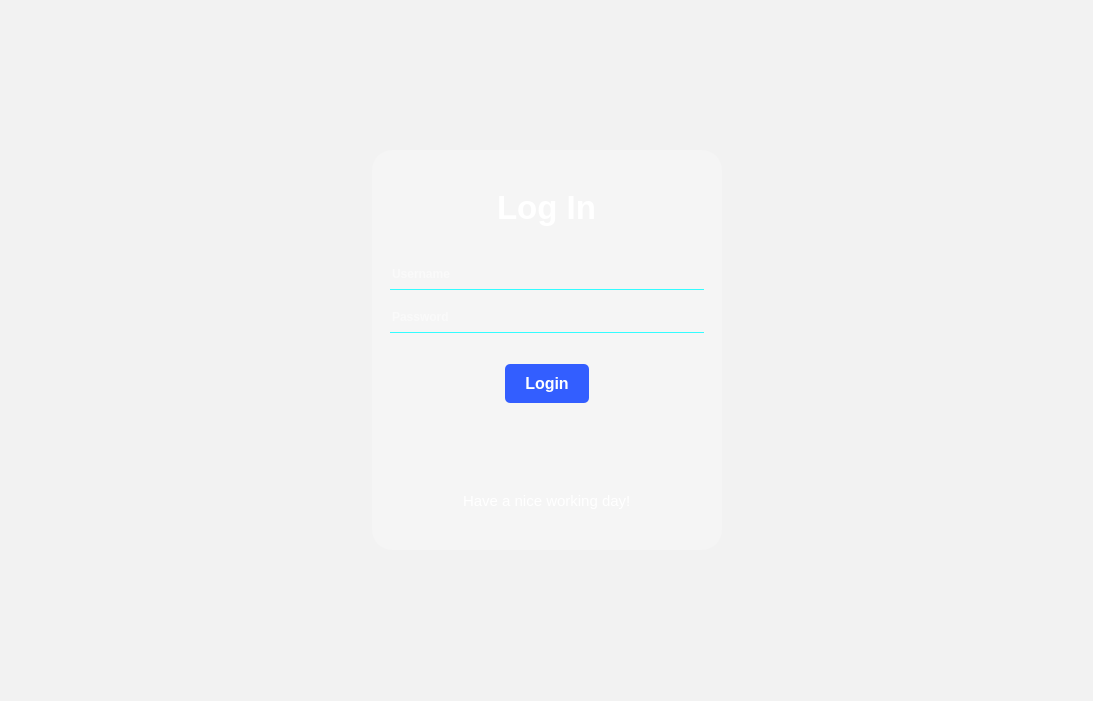
Above: ui/login.ui from AgentMajin/taskify before the change. Below: the same form after it.
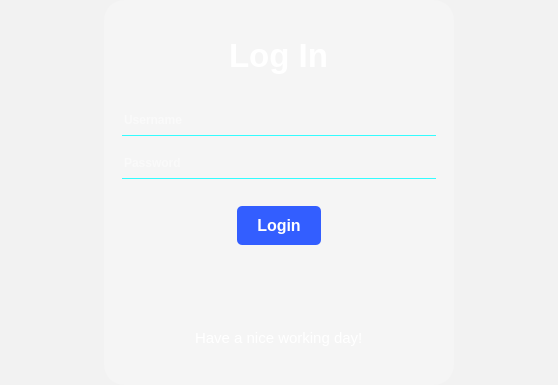
That is the form after the change. Icons and pictures are not drawn.

Patch:
```diff
--- a/ui/login.ui
+++ b/ui/login.ui
@@ -6,8 +6,8 @@
    <rect>
     <x>0</x>
     <y>0</y>
-    <width>1093</width>
-    <height>701</height>
+    <width>558</width>
+    <height>385</height>
    </rect>
   </property>
   <property name="windowTitle">
```
